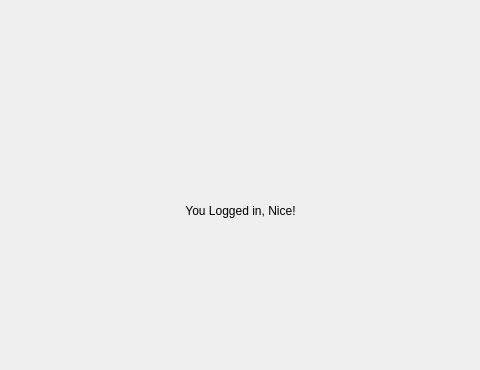
Old version of the form src/mikumodmanager.ui in the repository FatRat60/MikuModManager; both pictures show x 155 to 635 and y 0 to 370 of the 800 by 600 pixel window.
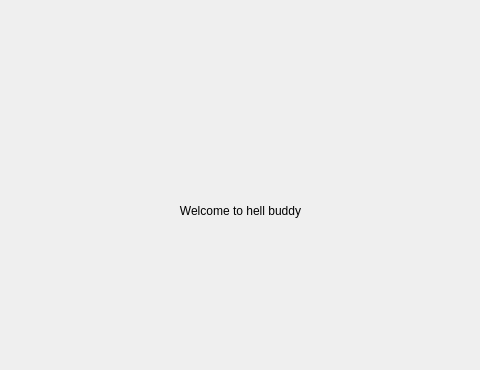
New version of the form. Icons and pictures are not drawn.

The edit to the form file:
```diff
--- a/src/mikumodmanager.ui
+++ b/src/mikumodmanager.ui
@@ -24,7 +24,7 @@
      </rect>
     </property>
     <property name="text">
-     <string>You Logged in, Nice!</string>
+     <string>Welcome to hell buddy</string>
     </property>
     <property name="alignment">
      <set>Qt::AlignCenter</set>
```
Left out of the diff: 9 changed lines with no effect on the pictures.
